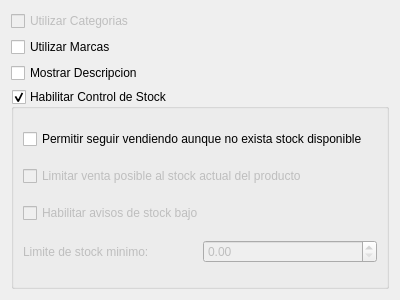
First picture: the form in trunk/plugins/productos/FormPrefProductosBase.ui, repository chungote/gestotux, before the edit.
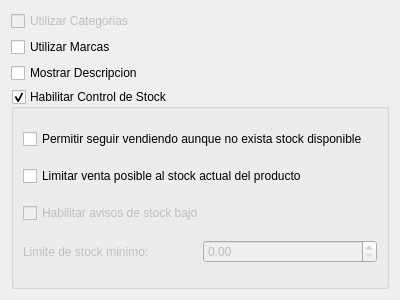
Second picture: the form after the edit.

What changed in the file:
```diff
--- a/trunk/plugins/productos/FormPrefProductosBase.ui
+++ b/trunk/plugins/productos/FormPrefProductosBase.ui
@@ -63,7 +63,7 @@
       <item>
        <widget class="QCheckBox" name="CkBLimitarVenta">
         <property name="enabled">
-         <bool>false</bool>
+         <bool>true</bool>
         </property>
         <property name="text">
          <string>Limitar venta posible al stock actual del producto</string>
```
